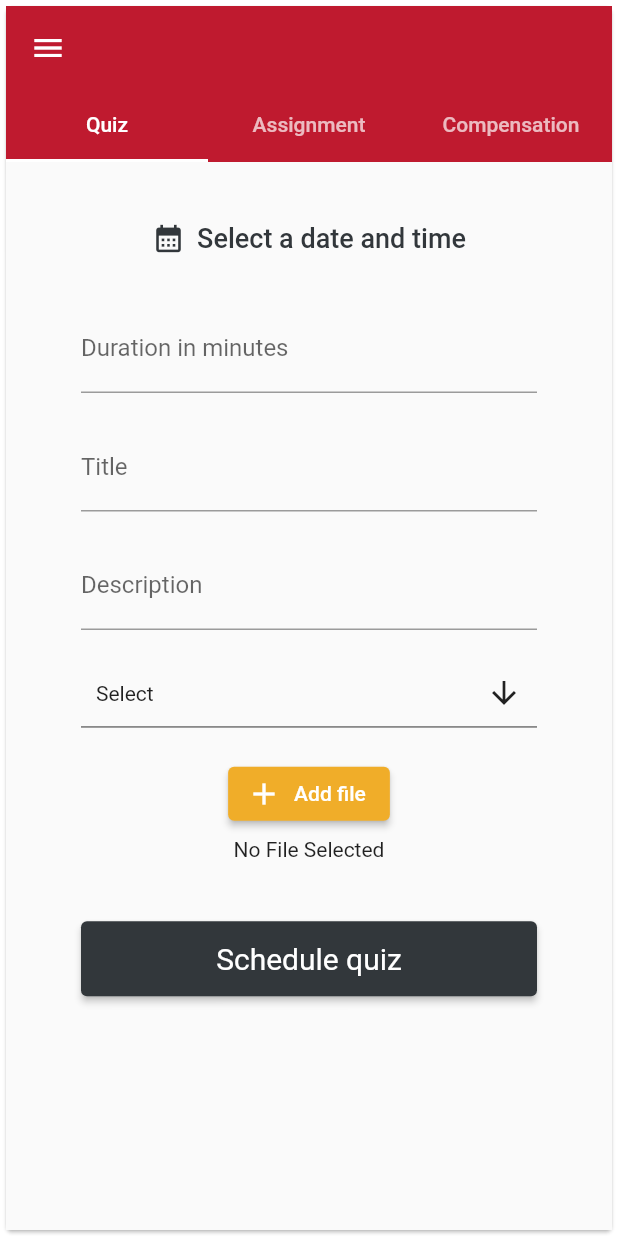
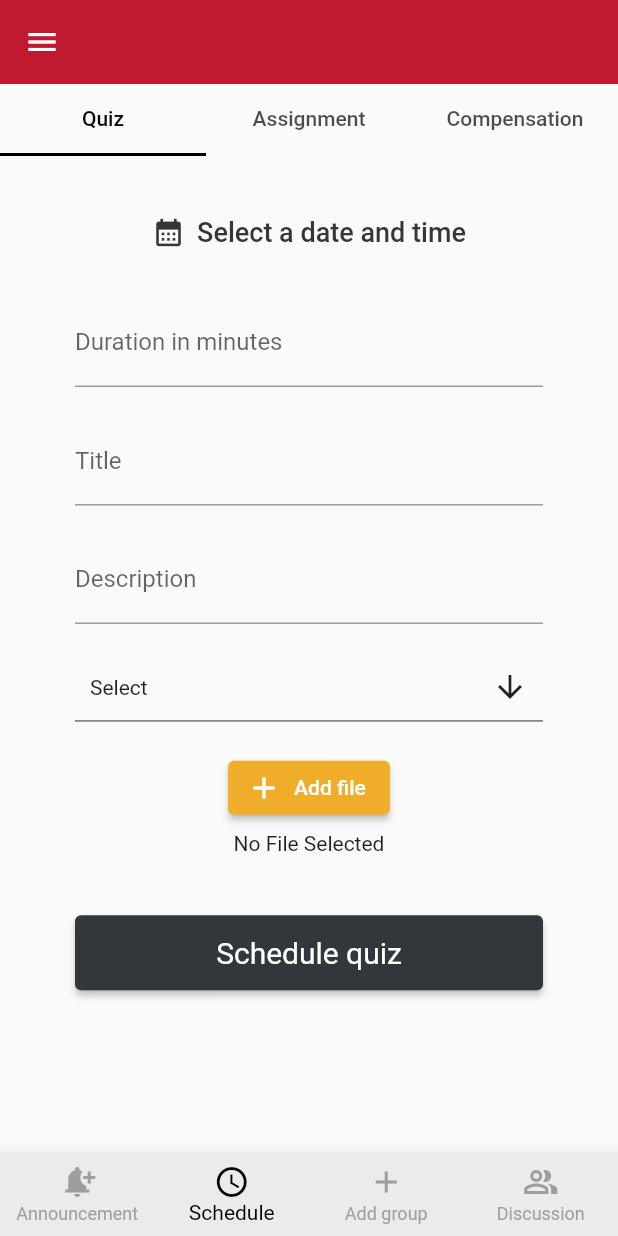
Before and after one commit to AyaFayed/GUC-Connect, a Flutter app: the ProfessorCourse screen opened directly with empty values, item 2 of the bottom bar chosen, on a phone screen of 412 x 824 dp. Run offline on Flutter 3.47's test engine with Material 2 defaults, Android fonts, the phone set to English and light mode, and no system bars; drawn by our look-alikes of multi_select_flutter; our stand-ins replace cloud_firestore, file_picker, firebase_auth, firebase_core, firebase_storage, flutter_datetime_picker and 1 more; missing offline and left inert: flutter_downloader; accounts and stored records are empty.

Commit message:
UI fixes and code refactor

```diff
--- a/lib/screens/discussion/discussion.dart
+++ b/lib/screens/discussion/discussion.dart
@@ -47,7 +47,8 @@ class _DiscussionState extends State<Discussion> {
         padding: const EdgeInsets.symmetric(vertical: 10.0, horizontal: 15.0),
         child: _posts == null
             ? const Center(child: CircularProgressIndicator())
-            : Column(
+            : SingleChildScrollView(
+                child: Column(
                 children: [
                   AddPost(courseId: widget.courseId, getData: _getData),
                   const SizedBox(
@@ -60,6 +61,6 @@ class _DiscussionState extends State<Discussion> {
                         ),
                   ..._postCards,
                 ],
-              ));
+              )));
   }
 }
--- a/lib/screens/instructor_course/add_announcement/add_announcement.dart
+++ b/lib/screens/instructor_course/add_announcement/add_announcement.dart
@@ -103,7 +103,8 @@ class _AddAnnouncementState extends State<AddAnnouncement> {
         padding: const EdgeInsets.symmetric(vertical: 20.0, horizontal: 50.0),
         child: _userType == null
             ? const Center(child: CircularProgressIndicator())
-            : Form(
+            : SingleChildScrollView(
+                child: Form(
                 key: _formKey,
                 child: Column(
                   children: <Widget>[
@@ -119,6 +120,6 @@ class _AddAnnouncementState extends State<AddAnnouncement> {
                         onPressed: addAnnouncement, text: 'Add announcement'),
                   ],
                 ),
-              ));
+              )));
   }
 }
--- a/lib/screens/instructor_course/add_division/add_group.dart
+++ b/lib/screens/instructor_course/add_division/add_group.dart
@@ -87,7 +87,8 @@ class _AddGroupState extends State<AddGroup> {
   Widget build(BuildContext context) {
     return Container(
         padding: const EdgeInsets.symmetric(vertical: 20.0, horizontal: 50.0),
-        child: Form(
+        child: SingleChildScrollView(
+            child: Form(
           key: _formKey,
           child: Column(
             children: <Widget>[
@@ -132,6 +133,6 @@ class _AddGroupState extends State<AddGroup> {
               LargeBtn(onPressed: addGroup, text: 'Add group'),
             ],
           ),
-        ));
+        )));
   }
 }
--- a/lib/screens/instructor_course/add_division/add_tutorial.dart
+++ b/lib/screens/instructor_course/add_division/add_tutorial.dart
@@ -89,7 +89,8 @@ class _AddTutorialState extends State<AddTutorial> {
   Widget build(BuildContext context) {
     return Container(
         padding: const EdgeInsets.symmetric(vertical: 20.0, horizontal: 50.0),
-        child: Form(
+        child: SingleChildScrollView(
+            child: Form(
           key: _formKey,
           child: Column(
             children: <Widget>[
@@ -134,6 +135,6 @@ class _AddTutorialState extends State<AddTutorial> {
               LargeBtn(onPressed: addTutorial, text: 'Add tutorial'),
             ],
           ),
-        ));
+        )));
   }
 }
--- a/lib/screens/instructor_course/professor_course.dart
+++ b/lib/screens/instructor_course/professor_course.dart
@@ -9,9 +9,13 @@ import 'package:guc_scheduling_app/widgets/drawers/professor_drawer.dart';
 class ProfessorCourse extends StatefulWidget {
   final String courseId;
   final String courseName;
+  final int? selectedIndex;
 
   const ProfessorCourse(
-      {super.key, required this.courseId, required this.courseName});
+      {super.key,
+      required this.courseId,
+      required this.courseName,
+      this.selectedIndex});
 
   @override
   State<ProfessorCourse> createState() => _ProfessorCourseState();
@@ -24,12 +28,14 @@ class _ProfessorCourseState extends State<ProfessorCourse> {
   @override
   void initState() {
     super.initState();
+    _selectedIndex = widget.selectedIndex ?? 0;
     _widgetOptions = <Widget>[
       AddAnnouncement(
         courseId: widget.courseId,
       ),
-      AddGroup(
+      ScheduleEvent(
         courseId: widget.courseId,
+        courseName: widget.courseName,
       ),
       AddGroup(
         courseId: widget.courseId,
@@ -41,22 +47,9 @@ class _ProfessorCourseState extends State<ProfessorCourse> {
   }
 
   Future<void> _onItemTapped(int index) async {
-    if (index == 1) {
-      Navigator.push(
-        context,
-        MaterialPageRoute(
-          builder: (context) => Card(
-              child: ScheduleEvent(
-            courseId: widget.courseId,
-            courseName: widget.courseName,
-          )),
-        ),
-      );
-    } else {
-      setState(() {
-        _selectedIndex = index;
-      });
-    }
+    setState(() {
+      _selectedIndex = index;
+    });
   }
 
   @override
@@ -71,11 +64,9 @@ class _ProfessorCourseState extends State<ProfessorCourse> {
           courseName: widget.courseName,
           pop: false,
         ),
-        body: SingleChildScrollView(
-          child: _widgetOptions == null
-              ? const CircularProgressIndicator()
-              : _widgetOptions?.elementAt(_selectedIndex),
-        ),
+        body: _widgetOptions == null
+            ? const CircularProgressIndicator()
+            : _widgetOptions?.elementAt(_selectedIndex),
         bottomNavigationBar: ProfessorBottomBar(
             selectedIndex: _selectedIndex, onTap: _onItemTapped));
   }
--- a/lib/screens/instructor_course/schedule_event/schedule_event.dart
+++ b/lib/screens/instructor_course/schedule_event/schedule_event.dart
@@ -3,7 +3,6 @@ import 'package:guc_scheduling_app/screens/instructor_course/schedule_event/sche
 import 'package:guc_scheduling_app/screens/instructor_course/schedule_event/schedule_compensation_lecture.dart';
 import 'package:guc_scheduling_app/screens/instructor_course/schedule_event/schedule_quiz.dart';
 import 'package:guc_scheduling_app/theme/colors.dart';
-import 'package:guc_scheduling_app/widgets/drawers/professor_drawer.dart';
 
 class ScheduleEvent extends StatefulWidget {
   final String courseId;
@@ -16,29 +15,33 @@ class ScheduleEvent extends StatefulWidget {
   State<ScheduleEvent> createState() => _ScheduleEventState();
 }
 
-class _ScheduleEventState extends State<ScheduleEvent> {
+class _ScheduleEventState extends State<ScheduleEvent>
+    with SingleTickerProviderStateMixin {
+  late TabController tabController;
+
+  @override
+  void initState() {
+    super.initState();
+    tabController = TabController(length: 3, vsync: this);
+  }
+
   @override
   Widget build(BuildContext context) {
-    return DefaultTabController(
-        length: 3,
-        child: Scaffold(
-          appBar: AppBar(
-            elevation: 0.0,
-            bottom: TabBar(
+    return Column(
+      children: [
+        TabBar(
+          controller: tabController,
           tabs: const [
             Tab(text: 'Quiz'),
             Tab(text: 'Assignment'),
             Tab(text: 'Compensation'),
           ],
-              indicatorColor: AppColors.light,
+          labelColor: AppColors.selected,
+          indicatorColor: AppColors.selected,
         ),
-            title: Text(widget.courseName),
-          ),
-          drawer: ProfessorDrawer(
-              courseId: widget.courseId,
-              courseName: widget.courseName,
-              pop: true),
-          body: TabBarView(
+        Expanded(
+          child: TabBarView(
+            controller: tabController,
             children: [
               SingleChildScrollView(
                   child: ScheduleQuiz(courseId: widget.courseId)),
@@ -49,6 +52,8 @@ class _ScheduleEventState extends State<ScheduleEvent> {
                       ScheduleCompensationLecture(courseId: widget.courseId)),
             ],
           ),
-        ));
+        )
+      ],
+    );
   }
 }
```
Also changed, not shown: lib/screens/instructor_course/ta_course.dart (+3 -5 lines), lib/screens/student_course/assessments/assessments.dart (+27 -17 lines), lib/screens/student_course/compensations/compensations.dart (+21 -14 lines). Lines whose indentation alone changed are shown as unchanged.
